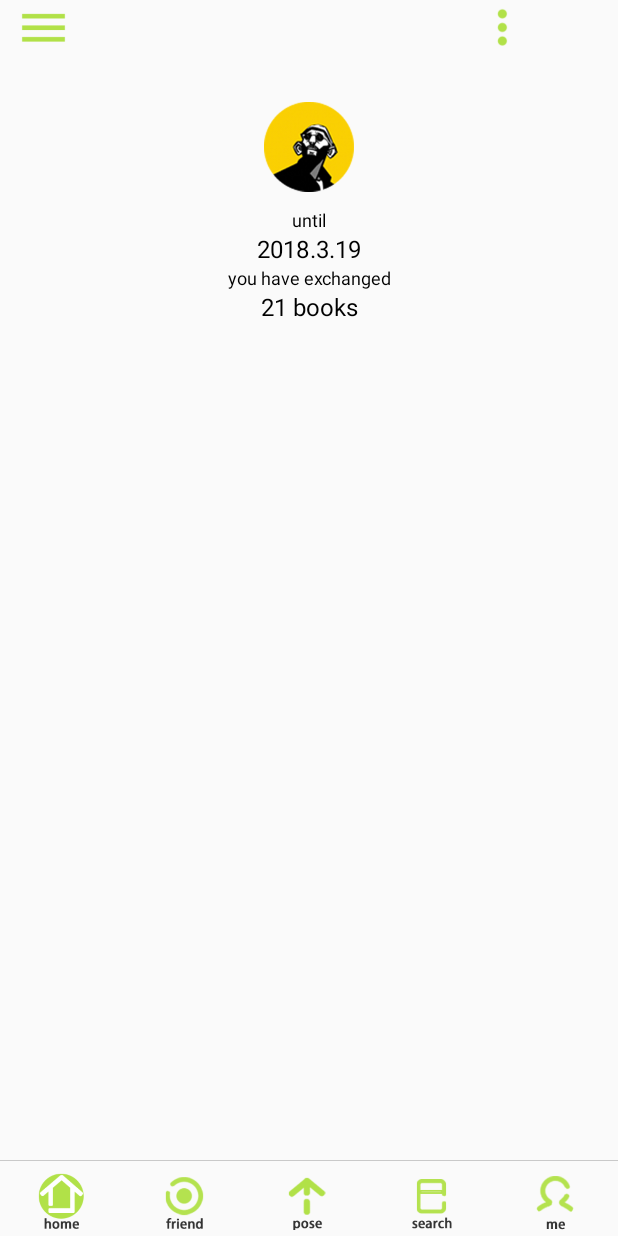
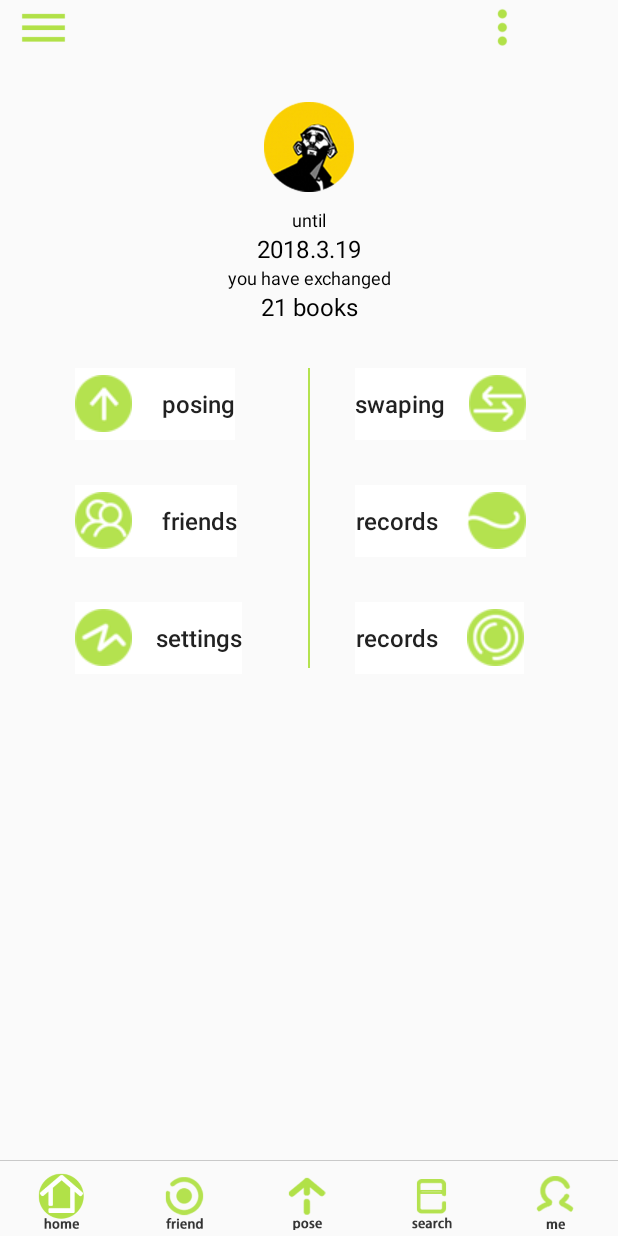
Before and after one commit to BookCrossingTeam/BookCrossingAPP, an Android app: the fragment MeFragment placed in its activity, on a phone screen of 412 x 824 dp. Run offline under Robolectric (Android 15) with nearby library versions, the light colour scheme and no system bars.

Commit message:
个人页面Fragment实现
每个按钮的点击事件还没有做设置

```diff
--- a/app/src/main/res/layout/fragment_me.xml
+++ b/app/src/main/res/layout/fragment_me.xml
@@ -48,4 +48,121 @@
             android:text="21 books"/>
     </LinearLayout>
 
+    <LinearLayout
+        android:layout_width="match_parent"
+        android:layout_height="wrap_content"
+        android:orientation="horizontal"
+        android:layout_marginTop="30dp">
+        <LinearLayout
+            android:layout_width="0dp"
+            android:layout_height="wrap_content"
+            android:layout_weight="1"
+            android:orientation="vertical">
+            <LinearLayout
+                android:layout_width="wrap_content"
+                android:layout_height="wrap_content"
+                android:orientation="vertical"
+                android:layout_marginLeft="50dp">
+                <Button
+                    android:id="@+id/me_button_posing"
+                    android:layout_width="wrap_content"
+                    android:layout_height="wrap_content"
+                    android:background="#fff"
+                    android:layout_marginBottom="30dp"
+                    android:text="     posing"
+                    android:drawableLeft="@drawable/me_icon_posing"
+                    android:textSize="16dp"
+                    android:textAllCaps="false"
+                    style="?android:attr/borderlessButtonStyle"
+                    />
+                <Button
+                    android:id="@+id/me_button_friends"
+                    android:layout_width="wrap_content"
+                    android:layout_height="wrap_content"
+                    android:background="#fff"
+                    android:layout_marginBottom="30dp"
+                    android:text="     friends"
+                    android:drawableLeft="@drawable/me_icon_friends"
+                    android:textSize="16dp"
+                    android:textAllCaps="false"
+                    style="?android:attr/borderlessButtonStyle"
+                    />
+                <Button
+                    android:id="@+id/me_button_settings"
+                    android:layout_width="wrap_content"
+                    android:layout_height="wrap_content"
+                    android:background="#fff"
+                    android:text="    settings"
+                    android:drawableLeft="@drawable/me_icon_settings"
+                    android:textSize="16dp"
+                    android:textAllCaps="false"
+                    android:layout_marginBottom="5dp"
+                    style="?android:attr/borderlessButtonStyle"
+                    />
+
+            </LinearLayout>
+        </LinearLayout>
+
+        <View
+            android:layout_width="1.5dp"
+            android:layout_height="200dp"
+            android:background="#b4e24f"/>
+
+
+        <LinearLayout
+            android:layout_width="0dp"
+            android:layout_height="wrap_content"
+            android:layout_weight="1">
+            <LinearLayout
+                android:layout_width="wrap_content"
+                android:layout_height="wrap_content"
+                android:orientation="vertical"
+                android:layout_marginLeft="30dp"
+                android:layout_marginRight="30dp">
+                <Button
+                    android:id="@+id/me_button_swaping"
+                    android:layout_width="wrap_content"
+                    android:layout_height="wrap_content"
+                    android:background="#fff"
+                    android:layout_marginBottom="30dp"
+                    android:text="swaping    "
+                    android:drawableRight="@drawable/me_icon_swaping"
+                    android:textSize="16dp"
+                    android:textAllCaps="false"
+                    style="?android:attr/borderlessButtonStyle" />
+                <Button
+                    android:id="@+id/me_button_records"
+                    android:layout_width="wrap_content"
+                    android:layout_height="wrap_content"
+                    android:background="#fff"
+                    android:layout_marginBottom="30dp"
+                    android:text="records     "
+                    android:drawableRight="@drawable/me_icon_records"
+                    android:textSize="16dp"
+                    android:textAllCaps="false"
+                    style="?android:attr/borderlessButtonStyle" />
+
+                <Button
+                    android:id="@+id/me_button_circles"
+                    android:layout_width="wrap_content"
+                    android:layout_height="wrap_content"
+                    android:background="#fff"
+                    android:text="records     "
+                    android:drawableRight="@drawable/me_icon_circles"
+                    android:textSize="16dp"
+                    android:layout_marginBottom="5dp"
+                    android:textAllCaps="false"
+                    style="?android:attr/borderlessButtonStyle" />
+
+
+
+
+
+
+            </LinearLayout>
+
+        </LinearLayout>
+
+    </LinearLayout>
+
 </LinearLayout>
```
Also changed, not shown: app/src/main/res/drawable/me_icon_circles.png, app/src/main/res/drawable/me_icon_friends.png, app/src/main/res/drawable/me_icon_posing.png, app/src/main/res/drawable/me_icon_records.png, app/src/main/res/drawable/me_icon_settings.png, app/src/main/res/drawable/me_icon_swaping.png.
